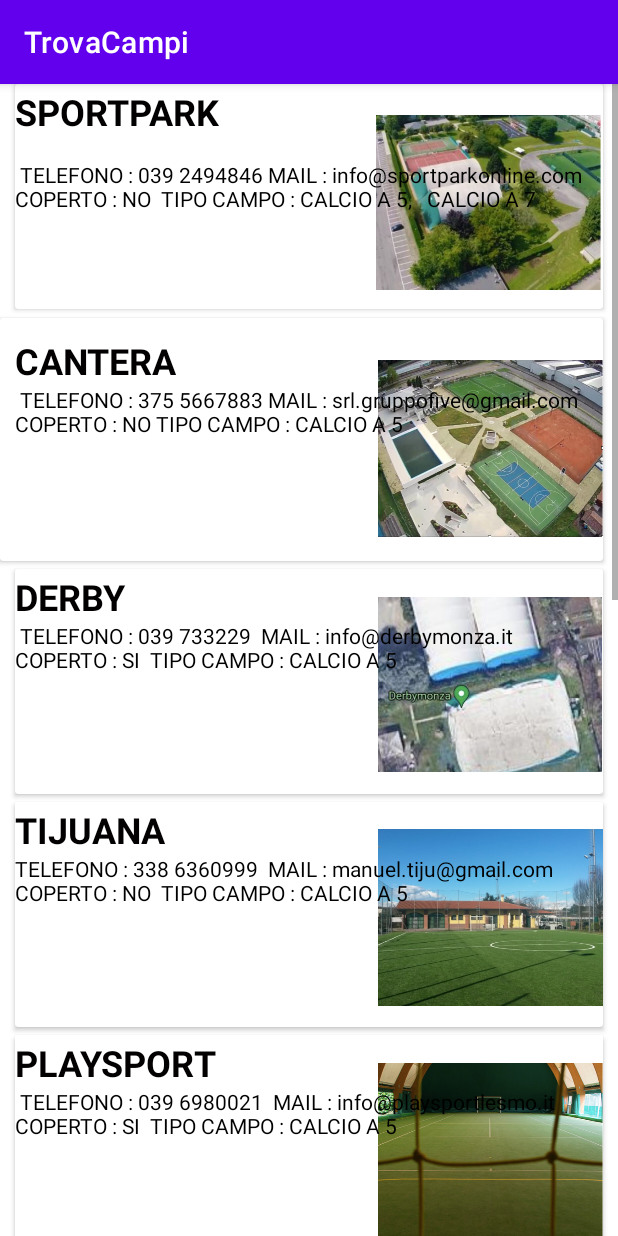
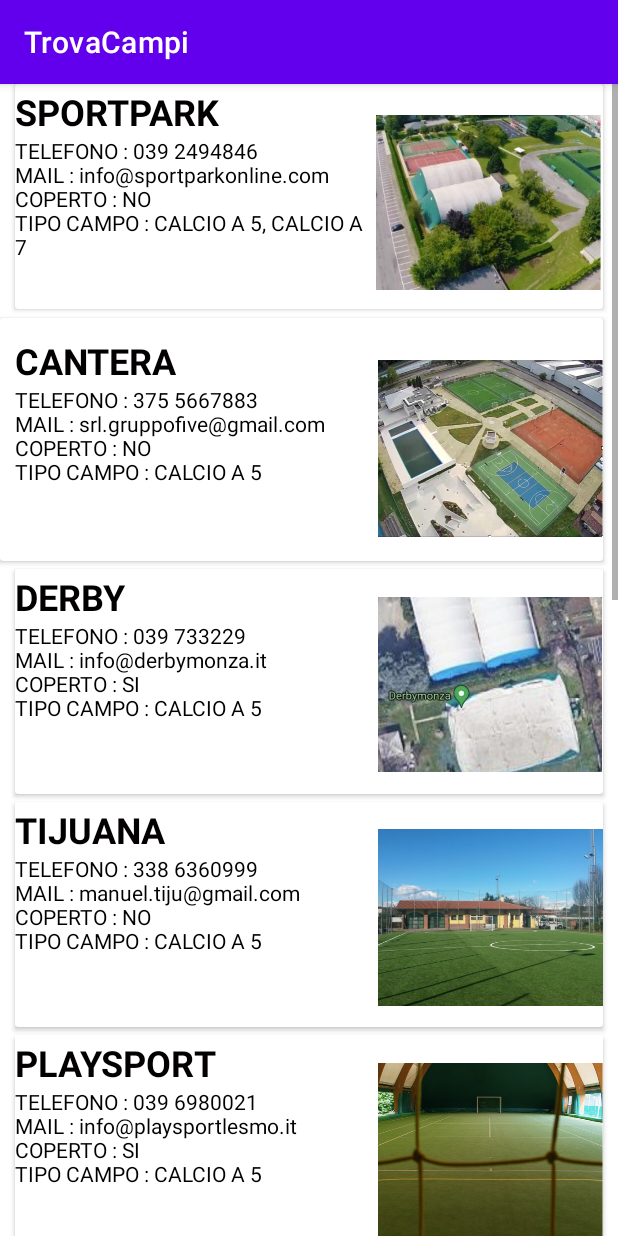
Before and after one commit to tsankaris/TrovaCampi, an Android app: the screen it shows after launch (Calcio_activity), after a tap on "NEXT", on a phone screen of 412 x 824 dp. Run offline under Robolectric (Android 15) with nearby library versions, the phone set to English and light mode, and no system bars.

Commit message:
\n nun te temiamo

```diff
--- a/app/src/main/res/layout/activity_calcio.xml
+++ b/app/src/main/res/layout/activity_calcio.xml
@@ -4,6 +4,7 @@
     xmlns:tools="http://schemas.android.com/tools"
     android:layout_width="match_parent"
     android:layout_height="match_parent"
+    android:textAlignment="textStart"
     tools:context=".Calcio_activity">
 
     <ScrollView
@@ -623,12 +624,16 @@
 
                     <TextView
                         android:id="@+id/textView4"
-                        android:layout_width="wrap_content"
-                        android:layout_height="wrap_content"
-                        android:layout_marginTop="16dp"
+                        android:layout_width="236dp"
+                        android:layout_height="85dp"
+                        android:lines="5"
+                        android:singleLine="false"
                         android:text="@string/descrizione_sportpark"
+                        android:textAlignment="gravity"
                         android:textColor="#000000"
                         android:textSize="14sp"
+                        app:layout_constraintEnd_toStartOf="@+id/imageView"
+                        app:layout_constraintHorizontal_bias="0.0"
                         app:layout_constraintStart_toStartOf="parent"
                         app:layout_constraintTop_toBottomOf="@id/Sportpark" />
 
--- a/app/src/main/res/values/strings.xml
+++ b/app/src/main/res/values/strings.xml
@@ -27,7 +27,7 @@
     <string name="next">NEXT</string>
     <string name="title_activity_calcio">Calcio</string>
     <string name="descrizione_sportpark">
-        TELEFONO : 039 2494846<br> </br>MAIL : info@sportparkonline.com <br> </br>COPERTO : NO <br> </br>TIPO CAMPO : CALCIO A 5, <br> </br> CALCIO A 7
+        "TELEFONO : 039 2494846"\n"MAIL : info@sportparkonline.com"\n"COPERTO : NO"\n"TIPO CAMPO : CALCIO A 5, CALCIO A 7"
     </string>
     <string name="action_settings">Settings</string>
     <string name="sportpark">SPORTPARK</string>
@@ -45,51 +45,29 @@
     <string name="piscineLissone_img">piscineLissone_img</string>
     <string name="playsport_img">playsport_img</string>
     <string name="tijuana_img">tijuana_img</string>
-    <string name="descrizione_opensport"> TELEFONO : 3897874334<br> </br>
-MAIL : tennis.sportsopen@libero.it<br> </br>
-COPERTO : SI<br> </br>
-TIPO CAMPO : CALCIO A 5 </string>
-    <string name="descrizione_tijuana">TELEFONO : 338 6360999<br> </br>
-    MAIL : manuel.tiju@gmail.com<br> </br>
-    COPERTO : NO<br> </br>
-        TIPO CAMPO : CALCIO A 5 </string>
+    <string name="descrizione_opensport">
+        "TELEFONO : 3897874334"\n"MAIL : tennis.sportsopen@libero.it"\n"COPERTO : SI"\n"TIPO CAMPO : CALCIO A 5" </string>
+    <string name="descrizione_tijuana">
+        "TELEFONO : 338 6360999"\n"MAIL : manuel.tiju@gmail.com"\n"COPERTO : NO"\n"TIPO CAMPO : CALCIO A 5" </string>
     <string name="derby_img">derby_img</string>
     <string name="cantera_img">cantera_img</string>
     <string name="sportpark_img">sportpark_img</string>
     <string name="inSport_img">inSport_img</string>
     <string name="opensport_img">opensport_img</string>
     <string name="descrizione_cantera">
-TELEFONO : 375 5667883<br>
-MAIL : srl.gruppofive@gmail.com<br></br>
-COPERTO : NO<br></br>
-    TIPO CAMPO : CALCIO A 5</br> </string>
+        "TELEFONO : 375 5667883"\n"MAIL : srl.gruppofive@gmail.com"\n"COPERTO : NO"\n"TIPO CAMPO : CALCIO A 5"</string>
     <string name="descrizione_derby">
-        TELEFONO : 039 733229<br> </br>
-MAIL : info@derbymonza.it<br> </br>
-COPERTO : SI<br> </br>
-TIPO CAMPO : CALCIO A 5</string>
-    <string name="descrizione_piscineLissone">TELEFONO : 039 262 2048<br> </br>
-    MAIL : info@cierregroup.it<br> </br>
-    COPERTO : SI<br> </br>
-    TIPO CAMPO : CALCIO A 5</string>
-    <string name="descrizione_LaDominante">TELEFONO : 039 321221<br> </br>
-    MAIL : info@ladominante.it<br> </br>
-    COPERTO : NO<br> </br>
-        TIPO CAMPO : CALCIO A 5, CALCIO A 7, CALCIO A 11 </string>
-    <string name="descrizione_InSport">TELEFONO : 039 617831<br> </br>
-    MAIL : arcore@insportsrl.it<br> </br>
-    COPERTO : NO<br> </br>
-        TIPO CAMPO : CALCIO A 5, CALCIO A 7</string>
+        "TELEFONO : 039 733229"\n"MAIL : info@derbymonza.it"\n"COPERTO : SI"\n"TIPO CAMPO : CALCIO A 5"</string>
+    <string name="descrizione_piscineLissone">
+        "TELEFONO : 039 262 2048"\n"MAIL : info@cierregroup.it"\n"COPERTO : SI"\n"TIPO CAMPO : CALCIO A 5"</string>
+    <string name="descrizione_LaDominante">
+        "TELEFONO : 039 321221"\n"MAIL : info@ladominante.it"\n"COPERTO : NO"\n"TIPO CAMPO : CALCIO A 5, CALCIO A 7, CALCIO A 11" </string>
+    <string name="descrizione_InSport">
+        "TELEFONO : 039 617831"\n"MAIL : arcore@insportsrl.it"\n"COPERTO : NO"\n"TIPO CAMPO : CALCIO A 5, CALCIO A 7"</string>
     <string name="descrizione_playsport">
-    TELEFONO : 039 6980021<br> </br>
-    MAIL : info@playsportlesmo.it<br> </br>
-    COPERTO : SI<br> </br>
-        TIPO CAMPO : CALCIO A 5</string>
-
-    <string name="descrizione_leonArena">TELEFONO : 348–8207614<br> </br>
-    MAIL : ND<br> </br>
-    COPERTO : NO<br> </br>
-        TIPO CAMPO : CALCIO A 5, CALCIO A 7 </string>
+        "TELEFONO : 039 6980021"\n"MAIL : info@playsportlesmo.it"\n"COPERTO : SI"\n"TIPO CAMPO : CALCIO A 5"</string>
+    <string name="descrizione_leonArena">
+        "TELEFONO : 348–8207614"\n"MAIL : ND"\n"COPERTO : NO"\n"TIPO CAMPO : CALCIO A 5, CALCIO A 7"</string>
     <string name="title_activity_main2">MainActivity2</string>
     <string name="previous">Previous</string>
 
```
